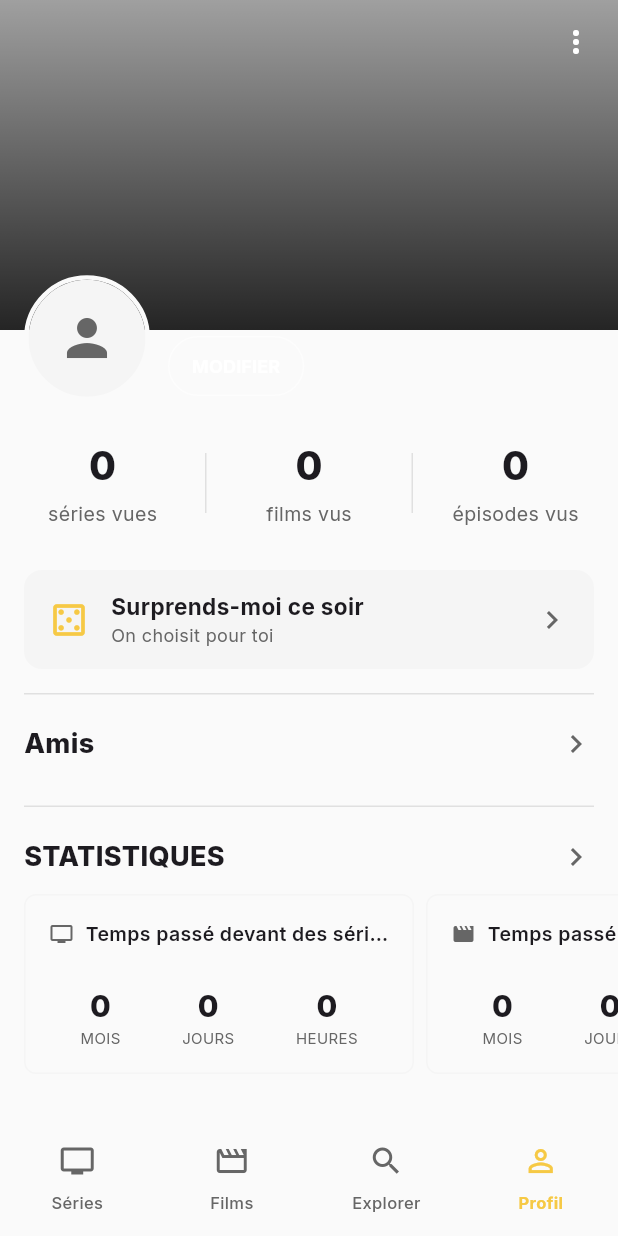
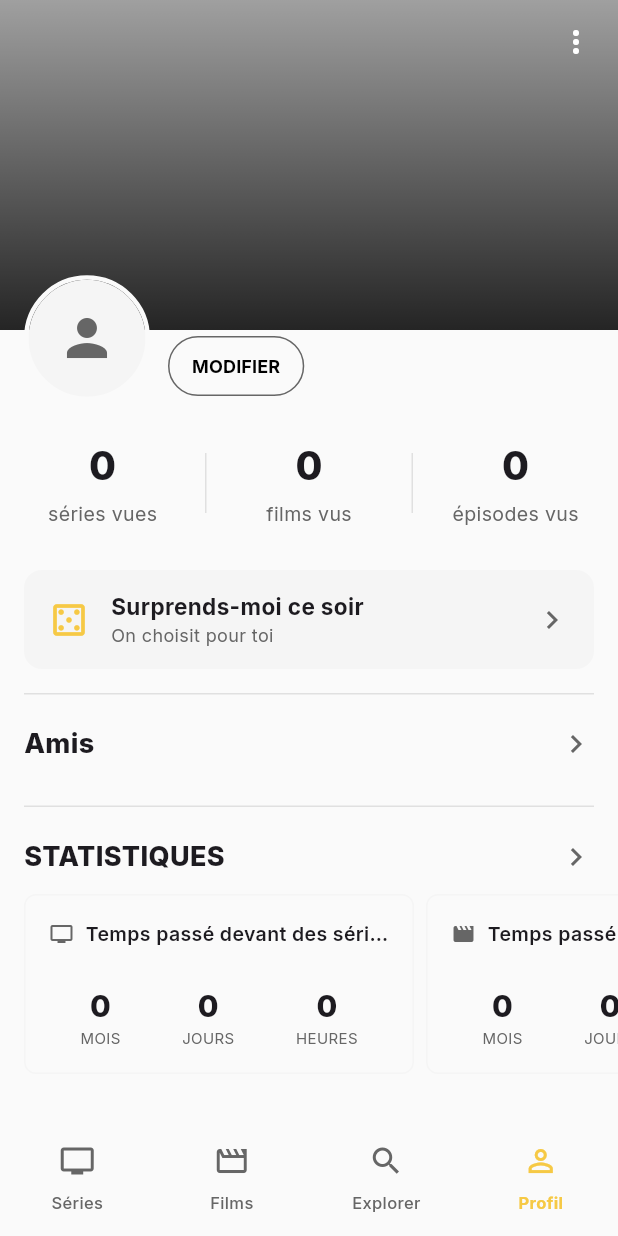
Before and after one commit to Mehdi-F/showtime, a Flutter app: the screen it shows once a user with an empty profile is signed in, on a phone screen of 412 x 824 dp. Run offline on Flutter 3.47's test engine with Material 3 defaults, Android fonts, the phone set to English and light mode, and no system bars; our stand-ins replace cached_network_image, cloud_firestore, confetti, csv, file_picker, firebase_auth and 6 more; missing offline and left inert: dart:html, home_widget; accounts and stored records are empty.

Commit message:
Fix remaining white-on-white text in light mode
Follow-up to the AppColors sweep: several spots hardcoded white
because they were written against the dark theme, but sit on a
theme-colored surface rather than over a poster/backdrop image.

Most visible was the "en cours" episode card, which looked like a
tall empty box in light mode — the episode number, episode title,
the show pill's border and the status badge were all white on the
light card surface. Also fixed the Séries section header, and the
profile "Modifier" button, which hangs just below the banner's
bottom edge over the page background (the display name directly
above it does sit on the banner, so that one stays white).

Whites left alone are genuinely over images or colored badges
(detail-screen banners, black54 scrims, the accent/green badges,
the fullscreen image gallery).

```diff
--- a/lib/screens/friends_screen.dart
+++ b/lib/screens/friends_screen.dart
@@ -112,7 +112,7 @@ class _FriendsScreenState extends State<FriendsScreen> {
                           ? const SizedBox(
                               width: 16,
                               height: 16,
-                              child: CircularProgressIndicator(strokeWidth: 2, color: Colors.white),
+                              child: CircularProgressIndicator(strokeWidth: 2, color: Colors.black),
                             )
                           : Text(context.tr('friends.addButton')),
                     ),
--- a/lib/screens/profile_screen.dart
+++ b/lib/screens/profile_screen.dart
@@ -886,8 +886,12 @@ class _ProfileHeader extends StatelessWidget {
                   OutlinedButton(
                     onPressed: onEdit,
                     style: OutlinedButton.styleFrom(
-                      foregroundColor: Colors.white,
-                      side: const BorderSide(color: Colors.white54),
+                      // The name above sits on the banner image (so white is
+                      // right there), but this button hangs below the banner's
+                      // bottom edge over the page background — hardcoded white
+                      // made it invisible in light mode.
+                      foregroundColor: context.colorTextPrimary,
+                      side: BorderSide(color: context.colorTextSecondary),
                       padding: const EdgeInsets.symmetric(
                         horizontal: 16,
                         vertical: 4,
```
Also changed, not shown: lib/screens/series_screen.dart (+10 -6 lines).
